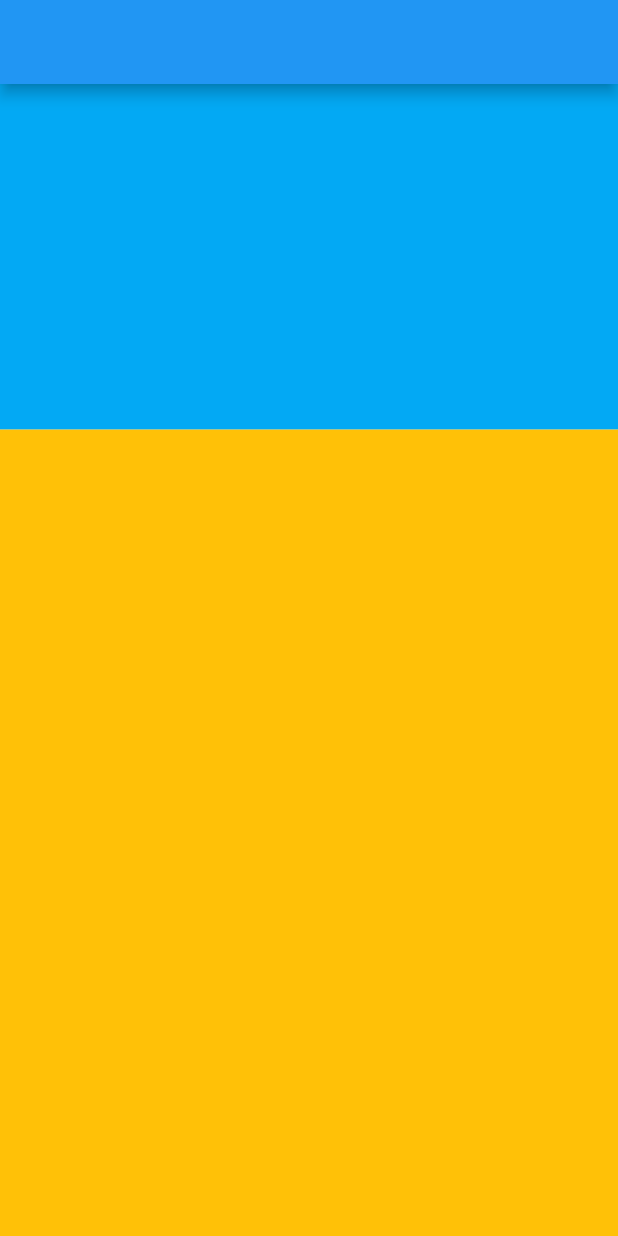
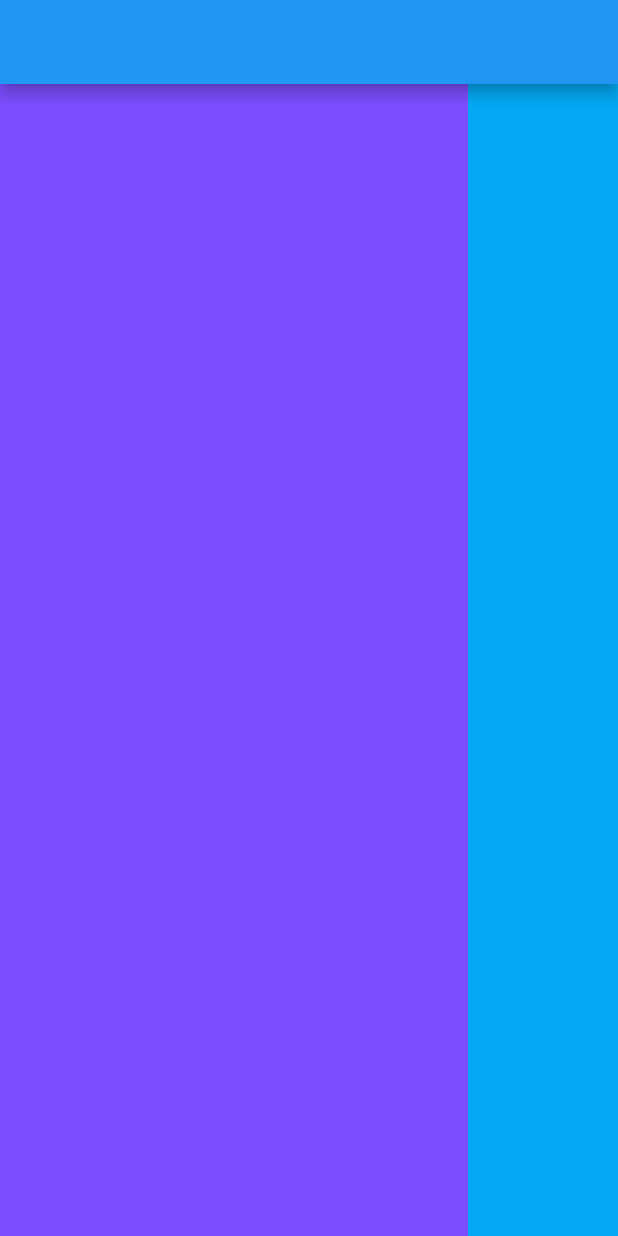
Before and after one commit to changDDAO/contact, a Flutter app: the screen it shows after launch, on a phone screen of 412 x 824 dp. Run offline on Flutter 3.47's test engine with Material 2 defaults, Android fonts, the phone set to English and light mode, and no system bars.

Commit message:
Flexible test

```diff
--- a/lib/main.dart
+++ b/lib/main.dart
@@ -12,10 +12,10 @@ class MyApp extends StatelessWidget {
     return MaterialApp(
         home: Scaffold(
           appBar: AppBar(),
-          body: Column(
+          body: Row(
             children: [
-              Flexible(flex: 3,child: Container(color: Colors.lightBlue,),),
-              Flexible(flex: 7,child: Container(color: Colors.amber),),
+              Expanded(child: Container( color: Colors.deepPurpleAccent,)),
+              Container(width: 100, color:Colors.lightBlue)
             ],
           )
         )
```
